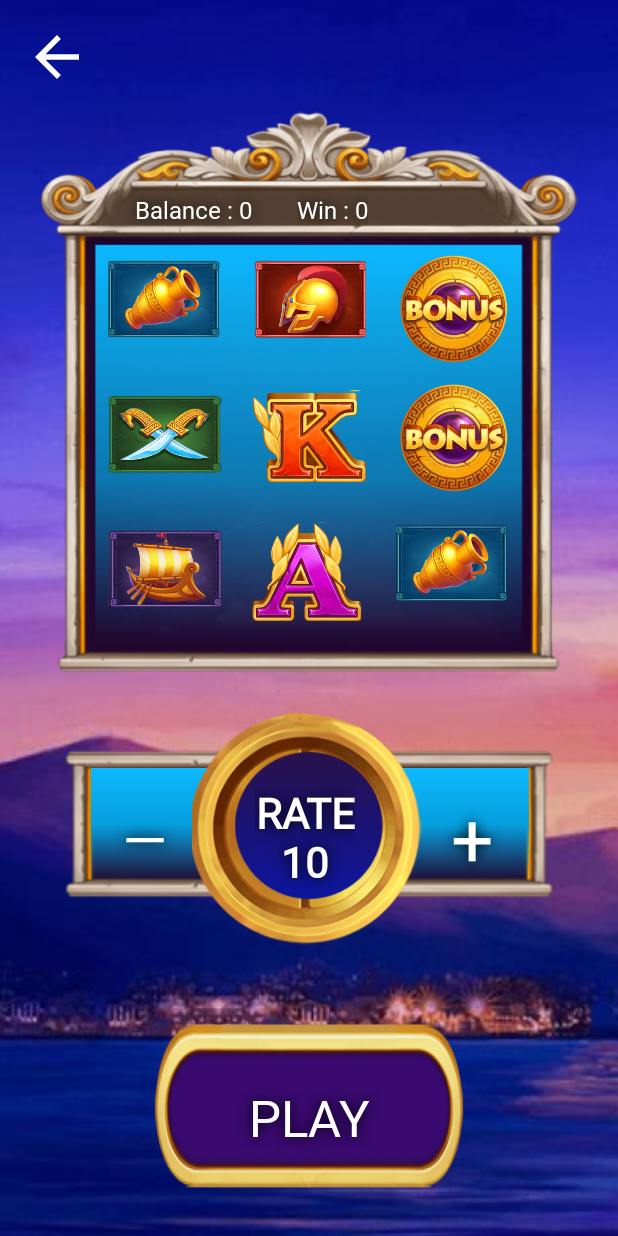
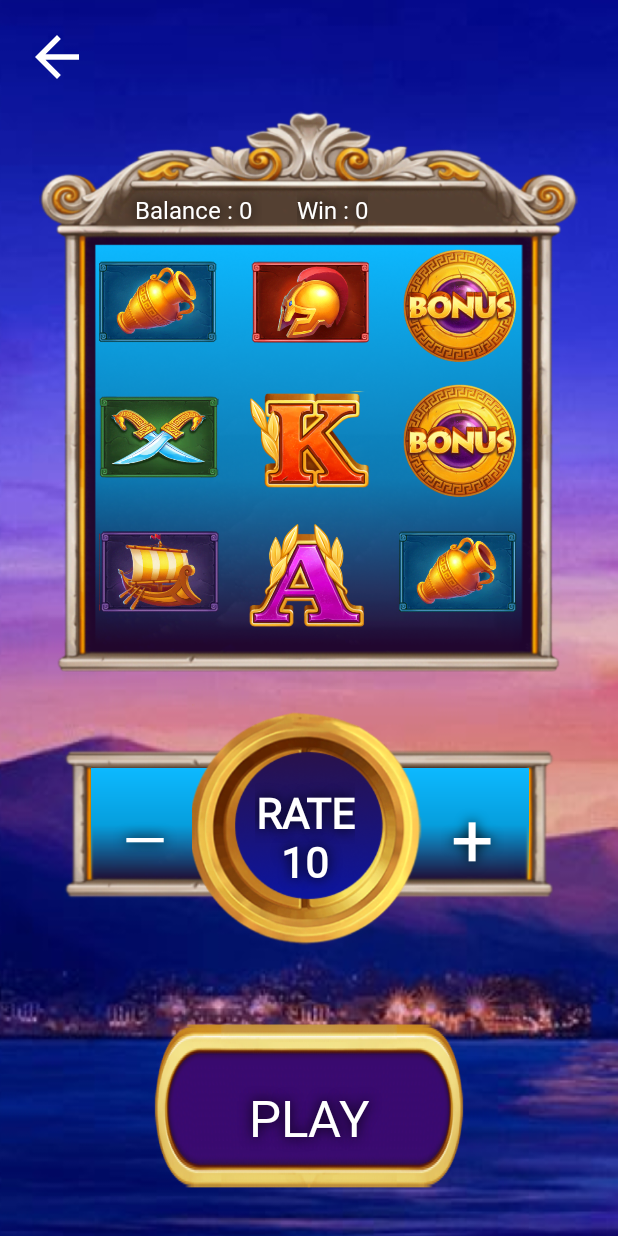
Before and after one commit to KurbanovAziz/RoyalyBoaly, an Android app: the GameTwoActivity screen opened directly, with no data from a screen before it, on a phone screen of 412 x 824 dp. Run offline under Robolectric (Android 15) with nearby library versions, the phone set to English and light mode, and no system bars.

Commit message:
animation add

```diff
--- a/app/src/main/java/com/royaly/boaly/data/Pref.kt
+++ b/app/src/main/java/com/royaly/boaly/data/Pref.kt
@@ -19,7 +19,7 @@ class Pref(context: Context) {
     }
 
     fun getBalance(): Int {
-        return pref.getInt(BALANCE_KEY, 0)
+        return pref.getInt(BALANCE_KEY, 500)
     }
 
     companion object {
--- a/app/src/main/res/layout/activity_game_two.xml
+++ b/app/src/main/res/layout/activity_game_two.xml
@@ -52,7 +52,7 @@
     <LinearLayout
         android:layout_width="match_parent"
         android:layout_height="wrap_content"
-        android:layout_marginTop="62dp"
+        android:layout_marginTop="66dp"
         android:gravity="center"
         android:orientation="horizontal"
         app:layout_constraintBottom_toBottomOf="@id/iv_baraban"
@@ -74,7 +74,7 @@
             <ImageView
                 android:id="@+id/column1_2"
                 style="@style/Icon.Game.Two"
-                android:layout_marginVertical="14dp"
+                android:layout_marginVertical="10dp"
                 android:src="@drawable/ic_game2_2" />
 
             <ImageView
@@ -99,7 +99,7 @@
             <ImageView
                 android:id="@+id/column2_2"
                 style="@style/Icon.Game.Two"
-                android:layout_marginVertical="14dp"
+                android:layout_marginVertical="10dp"
                 android:src="@drawable/ic_game2_5" />
 
             <ImageView
--- a/app/src/main/res/values/styles.xml
+++ b/app/src/main/res/values/styles.xml
@@ -7,8 +7,8 @@
     </style>
 
     <style name="Icon.Game.Two" parent="Icon">
-        <item name="android:layout_width">76dp</item>
-        <item name="android:layout_height">76dp</item>
+        <item name="android:layout_width">80dp</item>
+        <item name="android:layout_height">80dp</item>
     </style>
 
     <style name="Icon.Game.Bonus" parent="Icon">
```
Also changed, not shown: app/src/main/java/com/royaly/boaly/ui/game/one/GameOneActivity.kt (+15 -5 lines), app/src/main/java/com/royaly/boaly/ui/game/two/GameTwoActivity.kt (+29 -14 lines), app/src/main/res/drawable/gradiet_loading.xml (added, +10 -0 lines), app/src/main/res/layout/activity_splash.xml (+11 -6 lines), app/src/main/res/drawable/ic_loading_woman.png (added).
